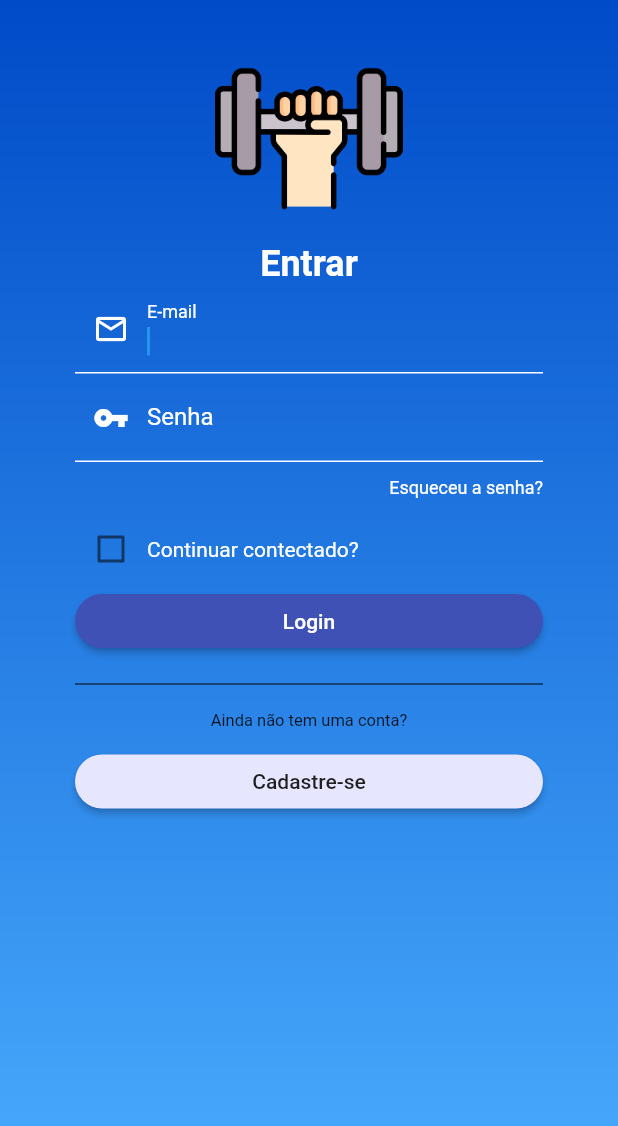
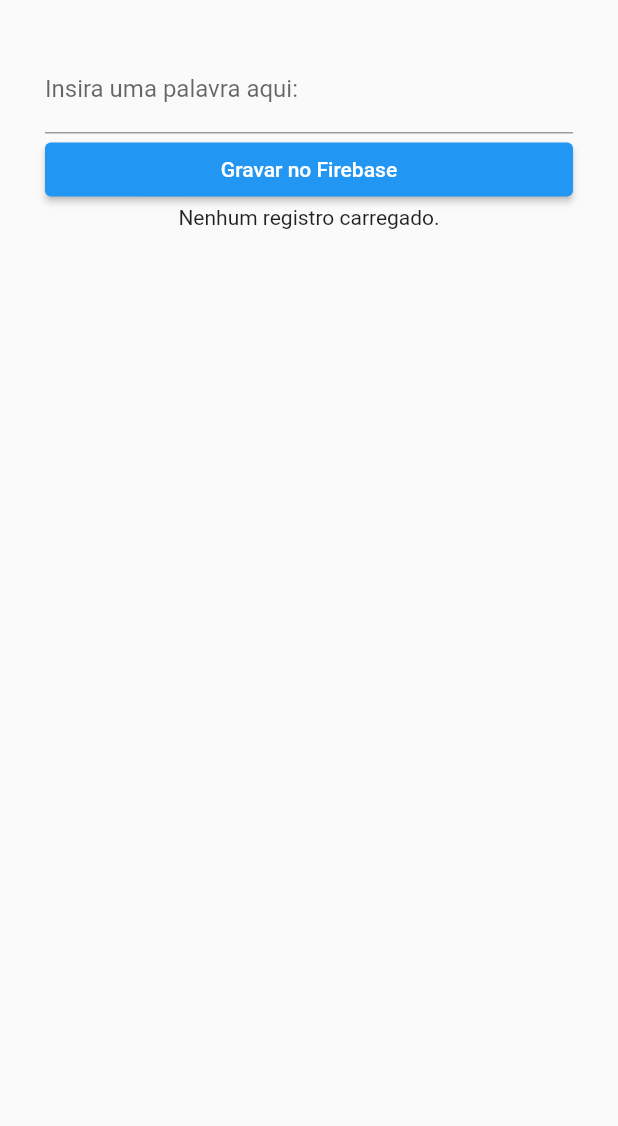
Before and after one commit to ricarthlima/flutter-gym-app-dotcode, a Flutter app: the screen it shows after launch, on a phone screen of 412 x 824 dp. Shown: the top 1126 px of the screen. Run offline on Flutter 3.47's test engine with Material 2 defaults, Android fonts, the phone set to English and light mode, and no system bars; our stand-ins replace shared_preferences.

Commit message:
firebase realtime database

```diff
--- a/lib/main.dart
+++ b/lib/main.dart
@@ -1,4 +1,5 @@
 import 'package:flutter/material.dart';
+import 'package:gym_app/pages/learn_firebase.dart';
 import 'package:gym_app/pages/login/login_page.dart';
 
 void main() {
@@ -11,7 +12,7 @@
   Widget build(BuildContext context) {
     return MaterialApp(
       title: 'Gym App',
-      home: LoginPage(),
+      home: LearnFirebase(),
       debugShowCheckedModeBanner: false,
     );
   }
--- /dev/null
+++ b/lib/pages/learn_firebase.dart
@@ -0,0 +1,96 @@
+import 'dart:convert';
+
+import 'package:flutter/material.dart';
+import 'package:http/http.dart' as http;
+
+class LearnFirebase extends StatefulWidget {
+  @override
+  _LearnFirebaseState createState() => _LearnFirebaseState();
+}
+
+class _LearnFirebaseState extends State<LearnFirebase> {
+  List<String> listStrings = <String>["Nenhum registro carregado."];
+  Uri url =
+      Uri.https("gym-app-2da6c-default-rtdb.firebaseio.com", "/words.json");
+  TextEditingController _controller = TextEditingController();
+  bool _isLoading = false;
+
+  @override
+  Widget build(BuildContext context) {
+    return Scaffold(
+      body: Container(
+        padding: EdgeInsets.all(30),
+        child: Center(
+          child: (_isLoading)
+              ? CircularProgressIndicator()
+              : RefreshIndicator(
+                  onRefresh: () => _getInformationFromBack(),
+                  child: ListView(
+                    children: [
+                      TextFormField(
+                        controller: _controller,
+                        decoration: InputDecoration(
+                            labelText: "Insira uma palavra aqui:"),
+                        textAlign: TextAlign.center,
+                      ),
+                      ElevatedButton(
+                        onPressed: () => _addStringToBack(),
+                        child: Text("Gravar no Firebase"),
+                      ),
+                      for (String s in listStrings)
+                        Text(
+                          s,
+                          textAlign: TextAlign.center,
+                        )
+                    ],
+                  ),
+                ),
+        ),
+      ),
+    );
+  }
+
+  Future<void> _getInformationFromBack() {
+    return http.get(url).then((response) {
+      Map<String, dynamic> map = json.decode(response.body);
+      listStrings = [];
+      map.forEach((key, value) {
+        setState(() {
+          listStrings.add(map[key]["word"]);
+        });
+      });
+    });
+  }
+
+  void _addStringToBack() {
+    setState(() {
+      this._isLoading = true;
+    });
+
+    http
+        .post(
+      url,
+      body: json.encode(
+        {"word": _controller.text},
+      ),
+    )
+        .then((value) {
+      _getInformationFromBack().then((value) {
+        setState(() {
+          this._isLoading = false;
+        });
+        _controller.text = "";
+        final snackBar = SnackBar(
+          content: Text('A palavra foi gravada com sucesso!'),
+          action: SnackBarAction(
+            label: "Dispensar",
+            onPressed: () {
+              ScaffoldMessenger.of(context).hideCurrentSnackBar();
+            },
+          ),
+        );
+        ScaffoldMessenger.of(context).showSnackBar(snackBar);
+      });
+    });
+  }
+}
--- a/pubspec.yaml
+++ b/pubspec.yaml
@@ -29,6 +29,7 @@
   # Use with the CupertinoIcons class for iOS style icons.
   cupertino_icons: ^1.0.1
   shared_preferences: ^0.5.12+4
+  http: ^0.13.1
 
 dev_dependencies:
   flutter_test:
```
Also changed, not shown: pubspec.lock.
